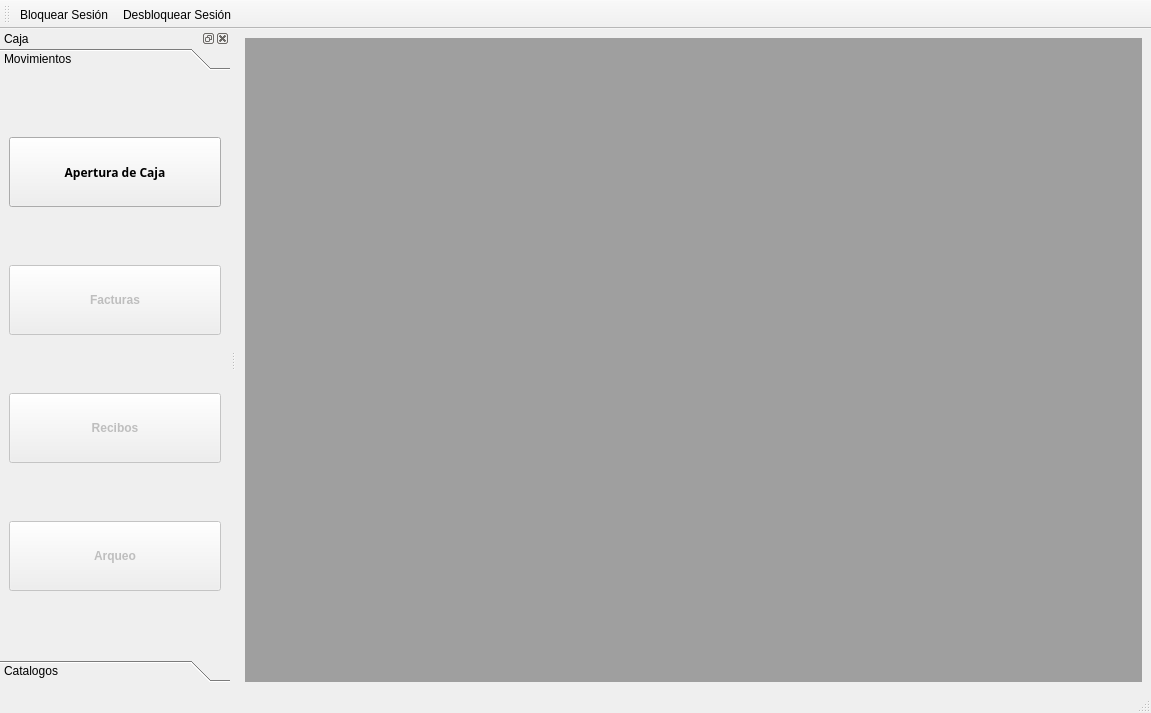
armonge/EsquipulasPy, file src/ui/mainwindowcaja.ui: the form before one commit.
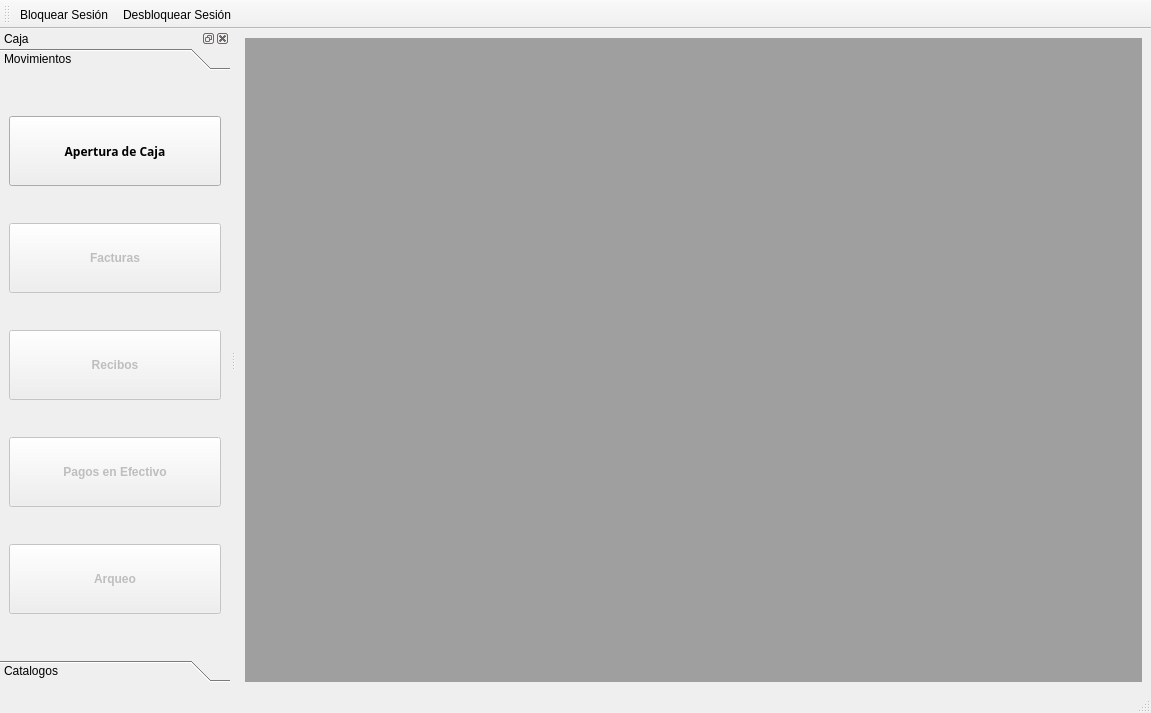
The form after the commit. Icons and pictures are not drawn.

Commit message:
Le cambie el nombre a la tabla pagos y tipospago y le puse movimientoscaja y tiposmovimientocaja.
Le agregue a la tabla documentos la columna autorizado,

Cree la relacion entre articulosxdocumento y articulos

What changed in the file:
```diff
--- a/src/ui/mainwindowcaja.ui
+++ b/src/ui/mainwindowcaja.ui
@@ -91,7 +91,7 @@
           <x>0</x>
           <y>0</y>
           <width>230</width>
-          <height>577</height>
+          <height>574</height>
          </rect>
         </property>
         <attribute name="label">
@@ -221,6 +221,46 @@
            </property>
           </widget>
          </item>
+         <item>
+          <widget class="QPushButton" name="btnpago">
+           <property name="enabled">
+            <bool>false</bool>
+           </property>
+           <property name="sizePolicy">
+            <sizepolicy hsizetype="MinimumExpanding" vsizetype="Fixed">
+             <horstretch>0</horstretch>
+             <verstretch>0</verstretch>
+            </sizepolicy>
+           </property>
+           <property name="minimumSize">
+            <size>
+             <width>0</width>
+             <height>70</height>
+            </size>
+           </property>
+           <property name="font">
+            <font>
+             <weight>75</weight>
+             <bold>true</bold>
+            </font>
+           </property>
+           <property name="text">
+            <string>Pagos en Efectivo</string>
+           </property>
+           <property name="iconSize">
+            <size>
+             <width>32</width>
+             <height>32</height>
+            </size>
+           </property>
+           <property name="shortcut">
+            <string>Ctrl+4</string>
+           </property>
+           <property name="flat">
+            <bool>false</bool>
+           </property>
+          </widget>
+         </item>
          <item>
           <widget class="QPushButton" name="btnArqueo">
            <property name="enabled">
```
Left out of the diff: 4 changed lines with no effect on the pictures. The commit also changes 4 other files.
